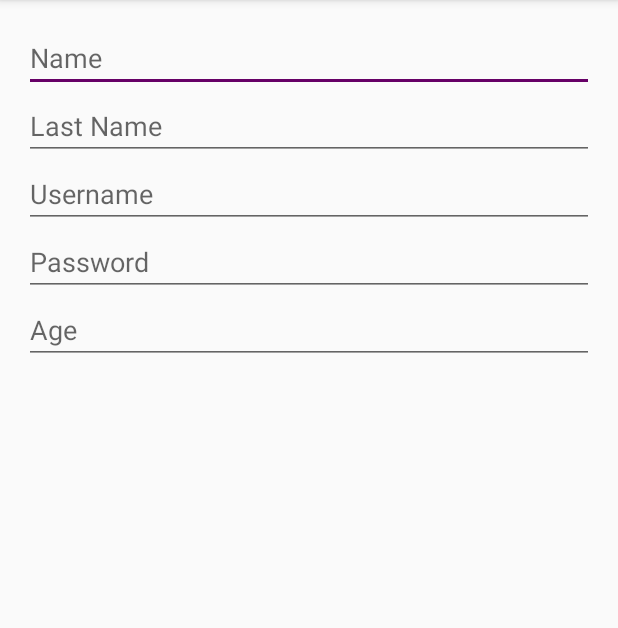
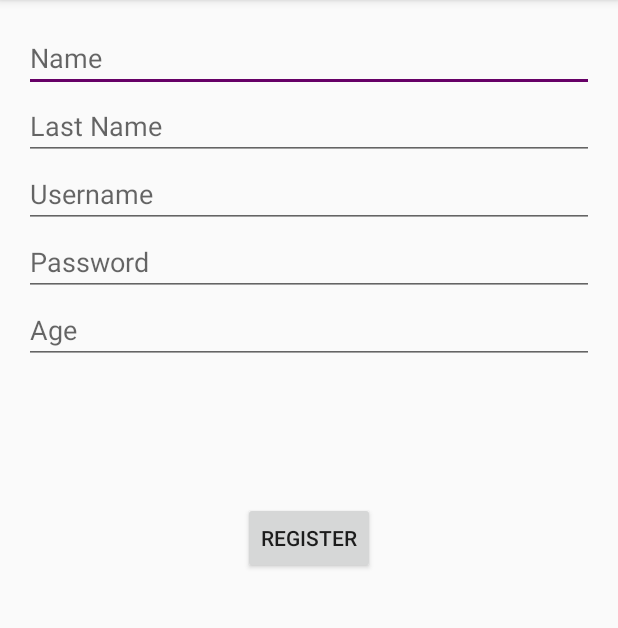
Before and after one commit to JoshuaSkurtu/ShelterSrcApp, an Android app: the RegisterActivity screen opened directly, with no data from a screen before it, on a phone screen of 412 x 824 dp, the part 84-712 px from its top. Run offline under Robolectric (Android 15) with nearby library versions, the phone set to English and light mode, and no system bars; our stand-ins replace Volley; network calls fail.

```diff
--- a/app/src/main/res/layout/activity_login.xml
+++ b/app/src/main/res/layout/activity_login.xml
@@ -1,5 +1,5 @@
 <?xml version="1.0" encoding="utf-8"?>
-<android.support.v4.widget.DrawerLayout xmlns:android="http://schemas.android.com/apk/res/android"
+<RelativeLayout xmlns:android="http://schemas.android.com/apk/res/android"
     xmlns:tools="http://schemas.android.com/tools"
     android:id="@+id/activity_login"
     android:layout_width="match_parent"
@@ -57,4 +57,4 @@
         android:layout_marginTop="14dp"
         android:id="@+id/tvRegisterHere"
         android:textSize="30sp" />
-</android.support.v4.widget.DrawerLayout>
+</RelativeLayout>
--- a/app/src/main/res/layout/activity_register.xml
+++ b/app/src/main/res/layout/activity_register.xml
@@ -75,5 +75,14 @@
         android:layout_alignParentEnd="true"
         android:hint="Age" />
 
+    <Button
+        android:text="Register"
+        android:layout_width="wrap_content"
+        android:layout_height="wrap_content"
+        android:layout_below="@+id/etAge"
+        android:layout_centerHorizontal="true"
+        android:layout_marginTop="92dp"
+        android:id="@+id/bRegister" />
+
 
 </RelativeLayout>
```
